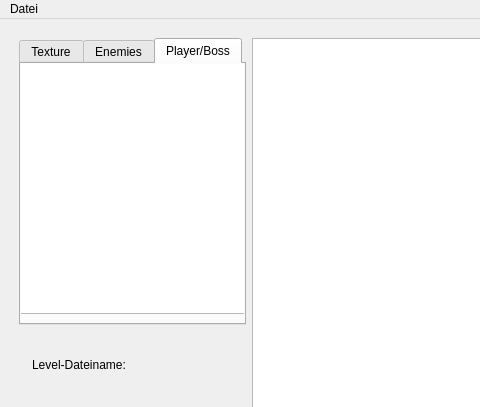
bluecking/ikaruga, file src/editor/LevelView.ui: the form before one commit; both pictures show x 0 to 480 and y 0 to 407 of the 1024 by 640 pixel window.
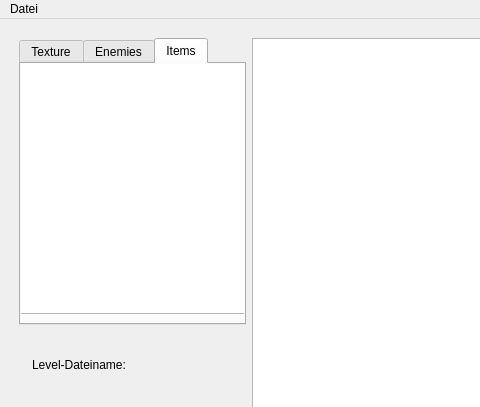
The form after the commit. The open tabs and pages were chosen to show the change.

Patch:
```diff
--- a/src/editor/LevelView.ui
+++ b/src/editor/LevelView.ui
@@ -119,7 +119,7 @@
           </widget>
           <widget class="QWidget" name="tab_3">
            <attribute name="title">
-            <string>Player/Boss</string>
+            <string>Items</string>
            </attribute>
            <widget class="QGraphicsView" name="PlayerView">
             <property name="geometry">
```
Left out of the diff: 31 changed lines with no effect on the pictures.
